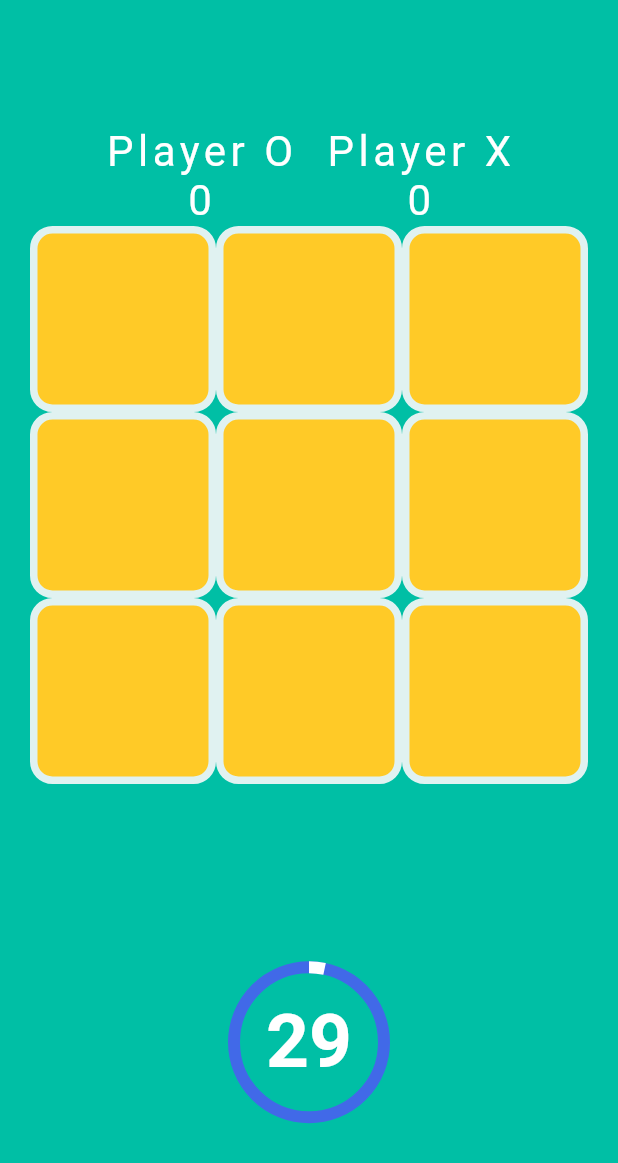
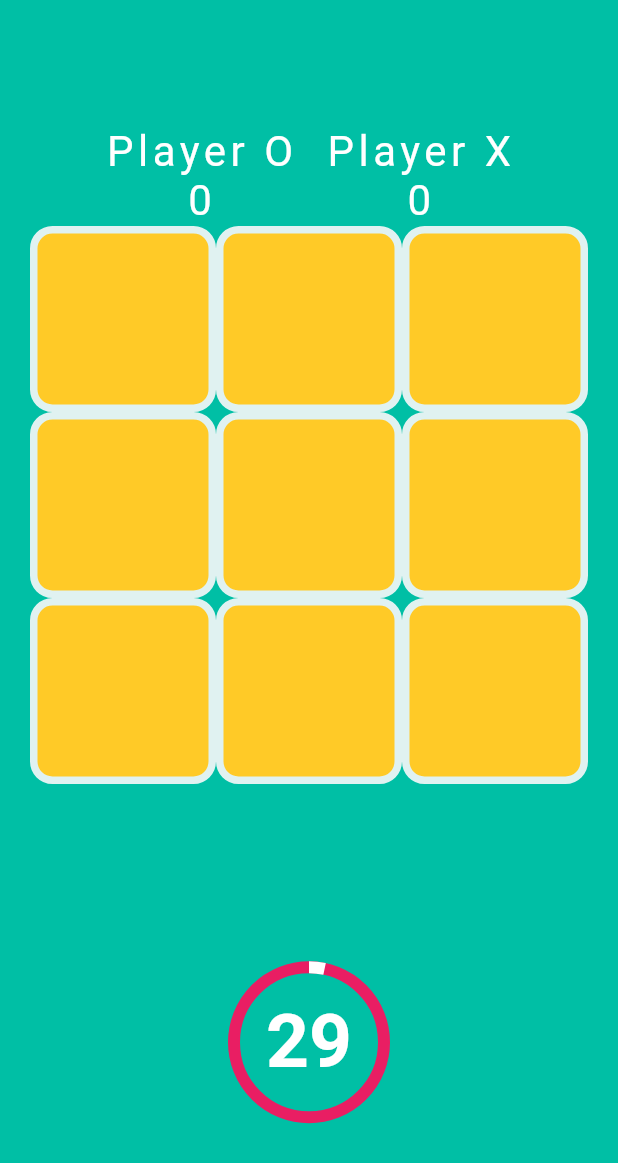
Before and after one commit to atik-sabuj/tic_tac_toe, a Flutter app: the screen it shows after launch, after a tap on "Start", on a phone screen of 412 x 824 dp. Shown: the top 1163 px of the screen. Run offline on Flutter 3.47's test engine with Material 2 defaults, Android fonts, the phone set to English and light mode, and no system bars; our stand-ins replace google_fonts; Roboto replaces fonts that are missing (Coiny).

Commit message:
Update Pages #2

```diff
--- a/lib/constants/colors.dart
+++ b/lib/constants/colors.dart
@@ -3,6 +3,6 @@ import 'package:flutter/material.dart';
 class MainColor {
   static Color primaryColor = Color(0xFFE0F2F1);
   static Color secondaryColor = Color(0xFFffca27);
-  static Color accentColor = Color(0xFF4169e8);
+  static Color accentColor = Color(0xFFE91E63);
   static Color backgroundColor = Color(0xFF00BFA5);
 }
```
